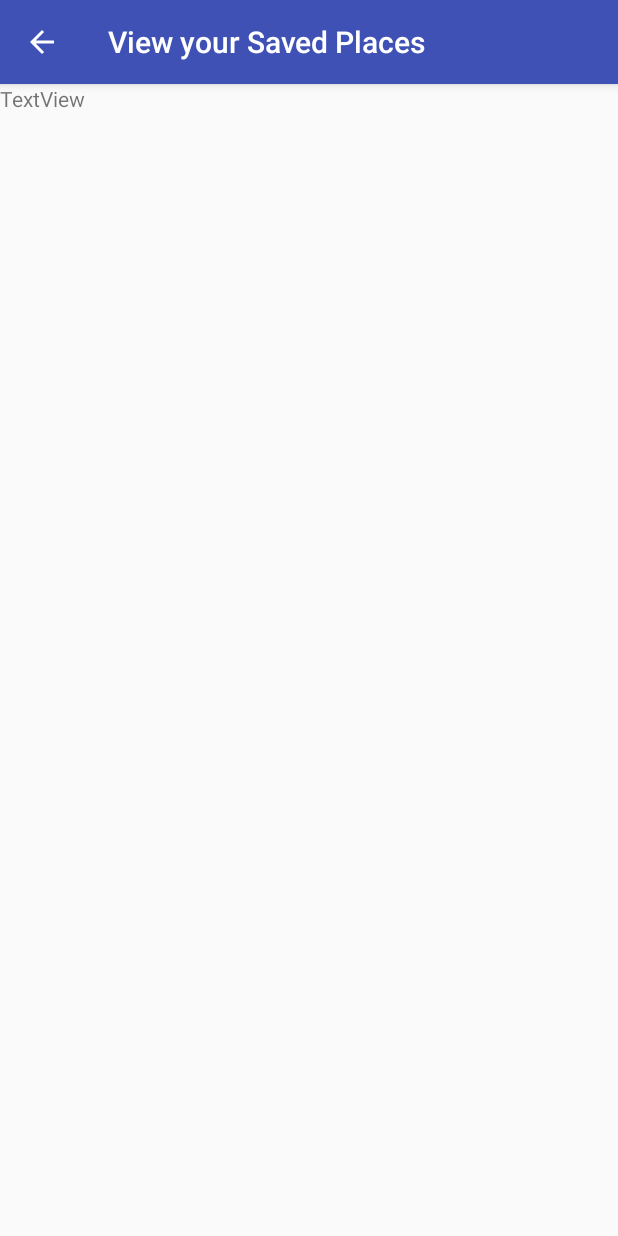
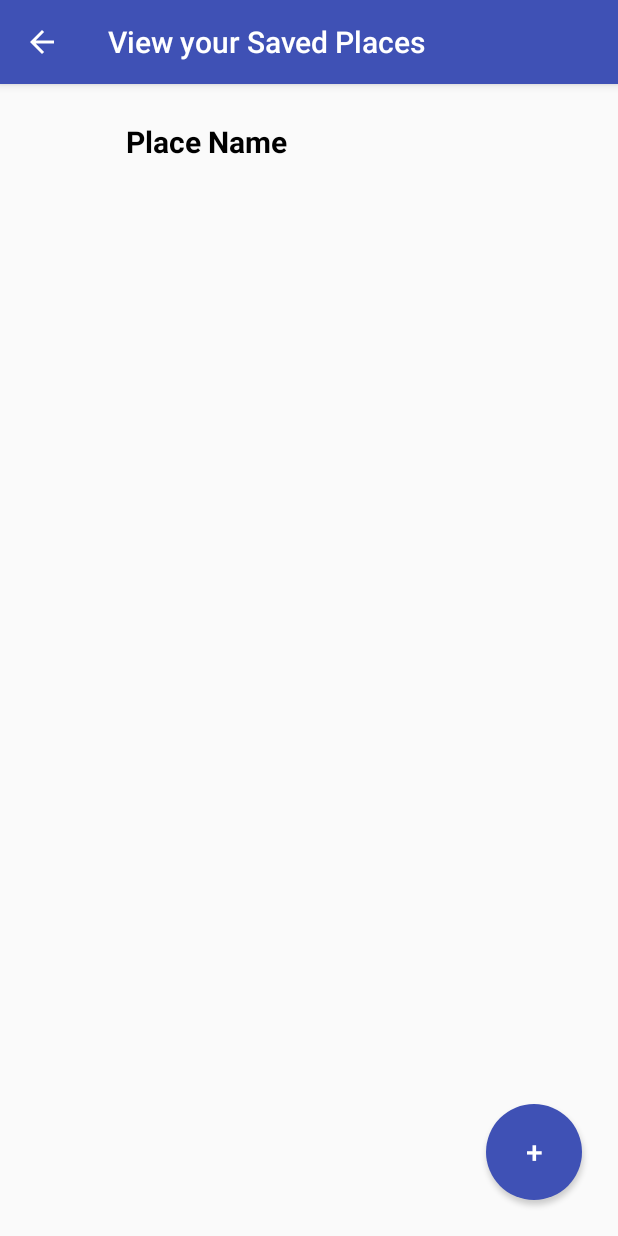
Before and after one commit to raghavpuri/Plot, an Android app: the screen it shows after launch (places_view), after a tap on "PLACES", on a phone screen of 412 x 824 dp. Run offline under Robolectric (Android 15) with nearby library versions, the phone set to English and light mode, and no system bars.

Commit message:
Added Places Feature

```diff
--- a/app/build.gradle
+++ b/app/build.gradle
@@ -9,6 +9,7 @@ android {
         versionCode 1
         versionName "1.0"
         testInstrumentationRunner "android.support.test.runner.AndroidJUnitRunner"
+        resValue "string", "google_maps_key", (project.findProperty("GOOGLE_MAPS_API_KEY") ?: "")
     }
     buildTypes {
         release {
@@ -19,7 +20,7 @@ android {
 }
 
 dependencies {
-    implementation fileTree(dir: 'libs', include: ['*.jar'])
+    implementation fileTree(include: ['*.jar'], dir: 'libs')
     implementation 'com.google.android.gms:play-services-location:16.0.0'
     implementation 'com.android.support:appcompat-v7:28.0.0'
     implementation 'com.android.support.constraint:constraint-layout:1.1.3'
@@ -27,4 +28,5 @@ dependencies {
     testImplementation 'junit:junit:4.12'
     androidTestImplementation 'com.android.support.test:runner:1.0.2'
     androidTestImplementation 'com.android.support.test.espresso:espresso-core:3.0.2'
+    implementation 'com.google.android.gms:play-services-maps:16.0.0'
 }
--- a/app/src/main/java/com/alzheimersmate/almate/MedicinesAdd.java
+++ b/app/src/main/java/com/alzheimersmate/almate/MedicinesAdd.java
@@ -22,7 +22,6 @@ public class MedicinesAdd extends AppCompatActivity {
     Button setTime,addMed;
     TextView textTime;
     private SQLiteDatabase mDatabase;
-    private MedicineAdapter mAdapter;
     private EditText mEditMedName;
 
     @Override
@@ -91,7 +90,7 @@ public class MedicinesAdd extends AppCompatActivity {
 
         long result = mDatabase.insert(MedicineContract.MedicineEntry.TABLE_NAME, null, cv);
         if(result == -1) {
-            Toast.makeText(MedicinesAdd.this, "There was some error", Toast.LENGTH_LONG).show();
+            Toast.makeText(MedicinesAdd.this, "There was some error :(", Toast.LENGTH_LONG).show();
         }
         else {
             Toast.makeText(MedicinesAdd.this, "Medicine Added!", Toast.LENGTH_LONG).show();
--- /dev/null
+++ b/app/src/main/java/com/alzheimersmate/almate/PlacesAdapter.java
@@ -0,0 +1,93 @@
+package com.alzheimersmate.almate;
+
+import android.content.Context;
+import android.content.Intent;
+import android.database.Cursor;
+import android.net.Uri;
+import android.support.annotation.NonNull;
+import android.support.v7.widget.RecyclerView;
+import android.view.LayoutInflater;
+import android.view.View;
+import android.view.ViewGroup;
+import android.widget.Button;
+import android.widget.TextView;
+
+public class PlacesAdapter extends RecyclerView.Adapter<PlacesAdapter.PlacesViewHolder> {
+    private Context mContext;
+    private Cursor mCursor;
+
+    public PlacesAdapter(Context context, Cursor cursor) {
+        mContext = context;
+        mCursor = cursor;
+    }
+
+    public class PlacesViewHolder extends RecyclerView.ViewHolder {
+
+        public TextView placenameText;
+        public Button buttonNavig;
+
+        public PlacesViewHolder(@NonNull View itemView) {
+            super(itemView);
+
+            placenameText = itemView.findViewById(R.id.textview_placename_item);
+            buttonNavig = itemView.findViewById(R.id.navigate_btn);
+            buttonNavig.setOnClickListener(
+                    new View.OnClickListener() {
+                        @Override
+                        public void onClick(View v) {
+                            String latitude, longitude, placebtnTag;
+                            int indexofspaceplace;
+                            placebtnTag = buttonNavig.getTag().toString();
+                            indexofspaceplace = placebtnTag.indexOf(" ");
+                            latitude = placebtnTag.substring(0,indexofspaceplace);
+                            longitude = placebtnTag.substring(indexofspaceplace+1);
+                            Uri gmmIntentUri = Uri.parse("google.navigation:q="+ latitude + "," + longitude);
+                            Intent mapIntent = new Intent(Intent.ACTION_VIEW, gmmIntentUri);
+                            mapIntent.setPackage("com.google.android.apps.maps");
+                            mContext.startActivity(mapIntent);
+                        }
+                    }
+            );
+        }
+    }
+
+    @NonNull
+    @Override
+    public PlacesAdapter.PlacesViewHolder onCreateViewHolder(@NonNull ViewGroup viewGroup, int i) {
+        LayoutInflater inflater = LayoutInflater.from(mContext);
+        View view = inflater.inflate(R.layout.place_item, viewGroup, false);
+        return new PlacesAdapter.PlacesViewHolder(view);
+    }
+
+    @Override
+    public void onBindViewHolder(@NonNull PlacesAdapter.PlacesViewHolder placeViewHolder, int i) {
+        if(!mCursor.moveToPosition(i)) {
+            return;
+        }
+        String name = mCursor.getString(mCursor.getColumnIndex(PlacesContract.PlacesEntry.COLUMN_PLACE_NAME));
+        String latitude = mCursor.getString(mCursor.getColumnIndex(PlacesContract.PlacesEntry.COLUMN_LATITUDE));
+        String longitude = mCursor.getString(mCursor.getColumnIndex(PlacesContract.PlacesEntry.COLUMN_LONGITUDE));
+        long id = mCursor.getLong(mCursor.getColumnIndex(PlacesContract.PlacesEntry.COLUMN_ID));
+
+        placeViewHolder.placenameText.setText(name);
+        placeViewHolder.buttonNavig.setTag(latitude + " " + longitude);
+        placeViewHolder.itemView.setTag(id);
+    }
+
+    @Override
+    public int getItemCount() {
+        return mCursor.getCount();
+    }
+
+    public void swapCursor(Cursor newCursor) {
+        if(mCursor != null) {
+            mCursor.close();
+        }
+
+        mCursor = newCursor;
+
+        if(newCursor != null) {
+            notifyDataSetChanged();
+        }
+    }
+}
--- /dev/null
+++ b/app/src/main/java/com/alzheimersmate/almate/placesDBHelper.java
@@ -0,0 +1,33 @@
+package com.alzheimersmate.almate;
+
+import android.content.Context;
+import android.database.sqlite.SQLiteDatabase;
+import android.database.sqlite.SQLiteOpenHelper;
+
+public class placesDBHelper extends SQLiteOpenHelper {
+    public static final String DATABASE_NAME = "places.db";
+    public static final int DATABASE_VERSION = 1;
+
+    public placesDBHelper(Context context) {
+        super(context, DATABASE_NAME, null, DATABASE_VERSION);
+    }
+
+    @Override
+    public void onCreate(SQLiteDatabase db) {
+        final String SQL_CREATE_PLACELIST_TABLE = "CREATE TABLE " +
+                PlacesContract.PlacesEntry.TABLE_NAME + " (" +
+                PlacesContract.PlacesEntry.COLUMN_ID + " INTEGER PRIMARY KEY AUTOINCREMENT, " +
+                PlacesContract.PlacesEntry.COLUMN_PLACE_NAME + " TEXT NOT NULL, " +
+                PlacesContract.PlacesEntry.COLUMN_LATITUDE + " TEXT NOT NULL, " +
+                PlacesContract.PlacesEntry.COLUMN_LONGITUDE + " TEXT NOT NULL" +
+                ");";
+
+        db.execSQL(SQL_CREATE_PLACELIST_TABLE);
+    }
+
+    @Override
+    public void onUpgrade(SQLiteDatabase db, int oldVersion, int newVersion) {
+        db.execSQL("DROP TABLE IF EXISTS " + PlacesContract.PlacesEntry.TABLE_NAME);
+        onCreate(db);
+    }
+}
--- a/app/src/main/java/com/alzheimersmate/almate/places_view.java
+++ b/app/src/main/java/com/alzheimersmate/almate/places_view.java
@@ -1,49 +1,100 @@
 package com.alzheimersmate.almate;
 
-import android.Manifest;
+import android.app.ActivityOptions;
+import android.content.DialogInterface;
 import android.content.Intent;
-import android.content.pm.PackageManager;
-import android.location.Location;
-import android.net.Uri;
+import android.database.Cursor;
+import android.database.sqlite.SQLiteDatabase;
 import android.os.Bundle;
-import android.support.v4.app.ActivityCompat;
+import android.support.annotation.NonNull;
+import android.support.v7.app.AlertDialog;
 import android.support.v7.app.AppCompatActivity;
+import android.support.v7.widget.LinearLayoutManager;
+import android.support.v7.widget.RecyclerView;
+import android.support.v7.widget.helper.ItemTouchHelper;
+import android.view.View;
 import android.widget.TextView;
 
-import com.google.android.gms.location.FusedLocationProviderClient;
-import com.google.android.gms.location.LocationServices;
-import com.google.android.gms.tasks.OnSuccessListener;
-import com.google.android.gms.tasks.Task;
-
 public class places_view extends AppCompatActivity {
-    private FusedLocationProviderClient mFusedLocationClient;
-    String latitude, longitude;
+    private SQLiteDatabase mDatabase;
+    private PlacesAdapter mAdapter;
 
     @Override
     protected void onCreate(Bundle savedInstanceState) {
         super.onCreate(savedInstanceState);
         setContentView(R.layout.activity_places_view);
-        final TextView txtLoc = (TextView) findViewById(R.id.locationput);
-        mFusedLocationClient = LocationServices.getFusedLocationProviderClient(this);
+        placesDBHelper dbHelper = new placesDBHelper(this);
+        mDatabase = dbHelper.getWritableDatabase();
 
-        if (ActivityCompat.checkSelfPermission(this, Manifest.permission.ACCESS_FINE_LOCATION) != PackageManager.PERMISSION_GRANTED && ActivityCompat.checkSelfPermission(this, Manifest.permission.ACCESS_COARSE_LOCATION) != PackageManager.PERMISSION_GRANTED) {
-            return;
-        }
-        mFusedLocationClient.getLastLocation()
-                .addOnSuccessListener(places_view.this, new OnSuccessListener<Location>() {
-                    @Override
-                    public void onSuccess(Location location) {
-                        // Got last known location. In some rare situations this can be null.
-                        if (location != null) {
-                            latitude = String.valueOf(location.getLatitude());
-                            longitude = String.valueOf(location.getLongitude());
-                            txtLoc.setText(latitude + "," + longitude);
+        RecyclerView recyclerView = findViewById(R.id.place_recycler_view);
+        recyclerView.setLayoutManager(new LinearLayoutManager(this));
+        mAdapter = new PlacesAdapter(this, getAllItems());
+        recyclerView.setAdapter(mAdapter);
+        mAdapter.swapCursor(getAllItems());
+
+        new ItemTouchHelper(new ItemTouchHelper.SimpleCallback(0,
+                ItemTouchHelper.LEFT | ItemTouchHelper.RIGHT)  {
+
+            @Override
+            public boolean onMove(@NonNull RecyclerView recyclerView, @NonNull RecyclerView.ViewHolder viewHolder, @NonNull RecyclerView.ViewHolder viewHolder1) {
+                return false;
+            }
+
+            @Override
+            public void onSwiped(@NonNull final RecyclerView.ViewHolder viewHolder, int i) {
+                TextView checkhomename = (TextView) viewHolder.itemView.findViewById(R.id.textview_placename_item);
+                /*if(checkhomename.getText().equals("HOME")) {
+                    mAdapter.swapCursor(getAllItems());
+                    AlertDialog.Builder builder = new AlertDialog.Builder(places_view.this);
+                    builder.setMessage("You cannot delete HOME").setCancelable(true).show();
+                }
+                else{}*/
+                if(true) {
+                    DialogInterface.OnClickListener dialogClickListener = new DialogInterface.OnClickListener() {
+                        @Override
+                        public void onClick(DialogInterface dialog, int which) {
+                            switch (which) {
+                                case DialogInterface.BUTTON_POSITIVE:
+                                    removeItem((long) viewHolder.itemView.getTag());
+                                    break;
+
+                                case DialogInterface.BUTTON_NEGATIVE:
+                                    mAdapter.swapCursor(getAllItems());
+                                    break;
+                            }
                         }
-                    }
-                });
-        Uri gmmIntentUri = Uri.parse("google.navigation:q="+ 28.24158 + "," + 77.16524);
-        Intent mapIntent = new Intent(Intent.ACTION_VIEW, gmmIntentUri);
-        mapIntent.setPackage("com.google.android.apps.maps");
-        startActivity(mapIntent);
+                    };
+                    AlertDialog.Builder builder = new AlertDialog.Builder(places_view.this);
+                    builder.setMessage("Do you want to delete this saved place?").setPositiveButton("Yes", dialogClickListener)
+                            .setNegativeButton("No", dialogClickListener).show();
+                }
+            }
+        }).attachToRecyclerView(recyclerView);
     }
+
+    private void removeItem(long id) {
+        mDatabase.delete(PlacesContract.PlacesEntry.TABLE_NAME,
+                PlacesContract.PlacesEntry.COLUMN_ID + "=" + id, null);
+        mAdapter.swapCursor(getAllItems());
+    }
+
+    private Cursor getAllItems() {
+        return mDatabase.query(
+                PlacesContract.PlacesEntry.TABLE_NAME,
+                null,
+                null,
+                null,
+                null,
+                null,
+                PlacesContract.PlacesEntry.COLUMN_PLACE_NAME + " DESC"
+        );
+    }
+
+    public void goto_placesadd(View view) {
+        Intent intent = new Intent(places_view.this, PlacesAdd.class);
+        startActivity(intent, ActivityOptions.makeSceneTransitionAnimation(this).toBundle());
+    }
+
+
+
 }
--- a/app/src/main/res/layout/activity_menu.xml
+++ b/app/src/main/res/layout/activity_menu.xml
@@ -70,7 +70,7 @@
                 android:id="@+id/events_menu_button"
                 style="@style/menu_buttons"
                 android:onClick="goto_eventsview"
-                android:text="Events"
+                android:text="SOS"
                 app:layout_constraintLeft_toRightOf="@id/medicines_menu_button" />
 
             <Button
@@ -84,7 +84,7 @@
                 android:id="@+id/people_menu_button"
                 style="@style/menu_buttons"
                 android:onClick="goto_peopleview"
-                android:text="People &amp; Details"
+                android:text="People &amp;\n Details"
                 app:layout_constraintLeft_toRightOf="@id/places_menu_button"
                 app:layout_constraintTop_toBottomOf="@id/events_menu_button" />
 
--- a/app/src/main/res/layout/activity_places_view.xml
+++ b/app/src/main/res/layout/activity_places_view.xml
@@ -6,11 +6,57 @@
     android:layout_height="match_parent"
     tools:context=".places_view">
 
-    <TextView
-        android:id="@+id/locationput"
-        android:layout_width="wrap_content"
-        android:layout_height="wrap_content"
-        android:text="TextView"
-        tools:layout_editor_absoluteX="142dp"
-        tools:layout_editor_absoluteY="181dp" />
+
+
+    <LinearLayout
+        android:layout_width="match_parent"
+        android:layout_height="match_parent"
+        android:orientation="vertical">
+
+        <LinearLayout
+            android:layout_width="match_parent"
+            android:layout_height="0dp"
+            android:layout_weight="1"
+            android:orientation="horizontal">
+
+            <TextView
+                android:layout_width="0dp"
+                android:layout_height="match_parent"
+                android:layout_weight="2"
+                android:gravity="center"
+                android:text="Place Name"
+                android:textColor="#000000"
+                android:textSize="20sp"
+                android:textStyle="bold" />
+
+            <TextView
+                android:layout_width="0dp"
+                android:layout_height="match_parent"
+                android:layout_marginLeft="0dp"
+                android:layout_weight="1"
+                android:gravity="center_horizontal|center"
+                android:text=""
+                android:textColor="#000000"
+                android:textSize="20sp"
+                android:textStyle="bold" />
+        </LinearLayout>
+
+        <android.support.v7.widget.RecyclerView
+            android:id="@+id/place_recycler_view"
+            android:layout_width="match_parent"
+            android:layout_height="0dp"
+            android:layout_weight="9"
+            android:padding="10dp">
+
+        </android.support.v7.widget.RecyclerView>
+    </LinearLayout>
+
+    <Button
+        android:id="@+id/goto_placesAdd"
+        style="@style/material_button"
+        android:onClick="goto_placesadd"
+        android:text="+"
+        app:layout_constraintBottom_toBottomOf="parent"
+        app:layout_constraintRight_toRightOf="parent" />
+
 </android.support.constraint.ConstraintLayout>
--- a/app/src/main/res/values/styles.xml
+++ b/app/src/main/res/values/styles.xml
@@ -13,11 +13,12 @@
     </style>
 
     <style name="menu_buttons">
-        <item name="android:layout_width">100dp</item>
-        <item name="android:layout_height">100dp</item>
+        <item name="android:layout_width">125dp</item>
+        <item name="android:layout_height">125dp</item>
         <item name="android:background">@drawable/menu_button_curved</item>
         <item name="android:textColor">#FFFFFF</item>
         <item name="android:layout_margin">8dp</item>
+        <item name="android:textSize">20sp</item>
     </style>
 
     <style name="material_button">
--- a/gradle.properties
+++ b/gradle.properties
@@ -11,3 +11,4 @@ org.gradle.jvmargs=-Xmx1536m
 # This option should only be used with decoupled projects. More details, visit
 # http://www.gradle.org/docs/current/userguide/multi_project_builds.html#sec:decoupled_projects
 # org.gradle.parallel=true
+GOOGLE_MAPS_API_KEY=AIzaSyBHdRVF9VrYBMXVOBkYyNazgoQeiyxZTfI
```
Also changed, not shown: app/src/main/AndroidManifest.xml (+26 -3 lines), app/src/main/java/com/alzheimersmate/almate/PlacesAdd.java (added, +121 -0 lines), app/src/main/java/com/alzheimersmate/almate/PlacesContract.java (added, +15 -0 lines), app/src/main/res/layout/activity_places_add.xml (added, +51 -0 lines), app/src/main/res/layout/place_item.xml (added, +28 -0 lines).
